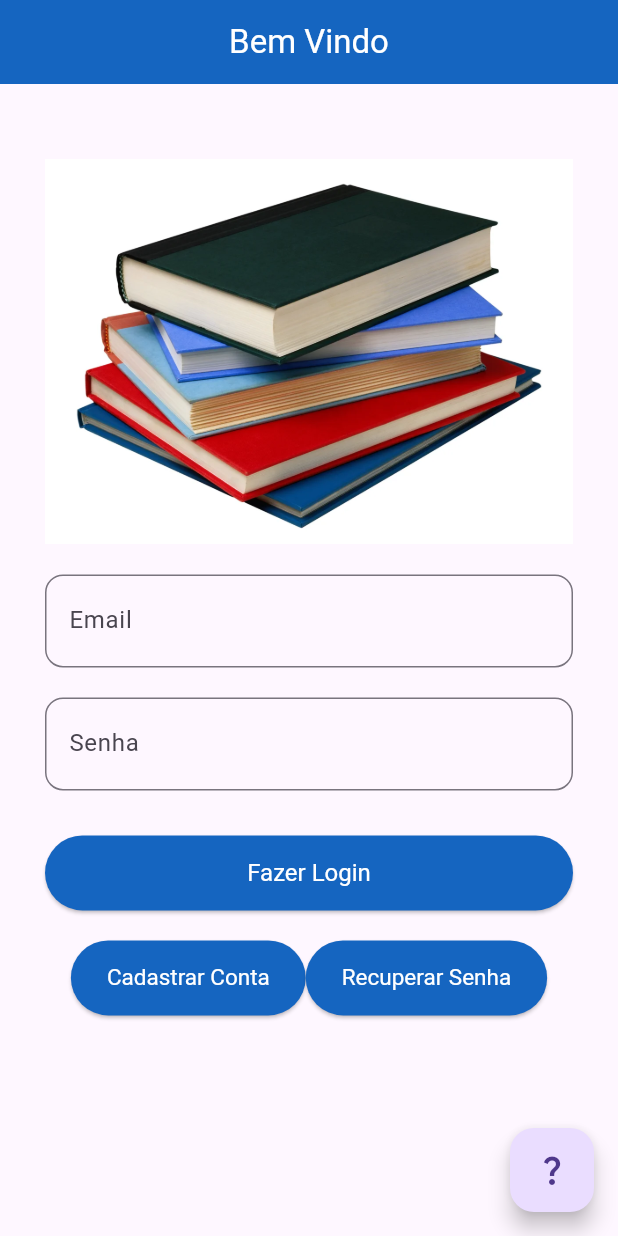
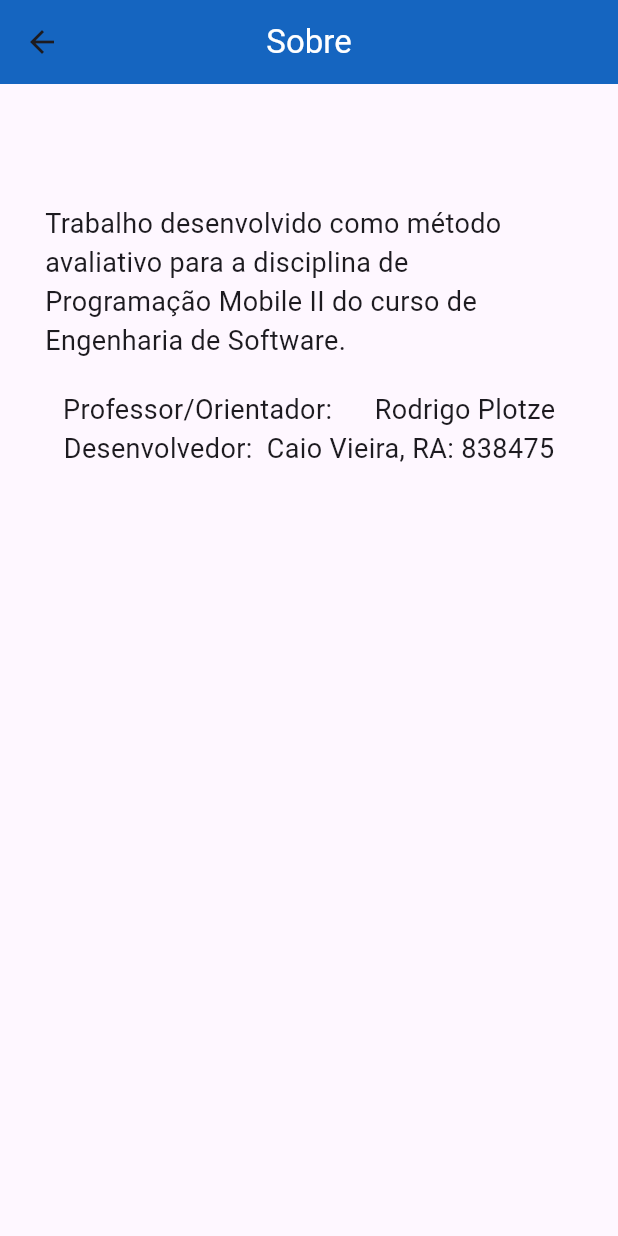
Before and after one commit to C-Vieira/AppMobileII, a Flutter app: the screen it shows after launch, after a tap on the "question mark" icon, on a phone screen of 412 x 824 dp. Run offline on Flutter 3.47's test engine with Material 3 defaults, Android fonts, the phone set to English and light mode, and no system bars; our stand-ins replace device_preview.

Commit message:
(Feature)Sobre: Adicionar estrutura inicial de UI para a tela "Sobre"
Incluir layout básico para a tela "Sobre", contendo texto explicativo e
navegação

```diff
--- a/lib/main.dart
+++ b/lib/main.dart
@@ -1,3 +1,4 @@
+import 'package:app_mobile2/view/about_view.dart';
 import 'package:app_mobile2/view/login_view.dart';
 import 'package:device_preview/device_preview.dart';
 import 'package:flutter/material.dart';
@@ -16,9 +17,14 @@ class MainApp extends StatelessWidget {
 
   @override
   Widget build(BuildContext context) {
-    return const MaterialApp(
+    return MaterialApp(
       debugShowCheckedModeBanner: false,
-      home: LoginView(),
+      // Rotas de Navegação
+      initialRoute: 'login',
+      routes: {
+        'login' : (context) => const LoginView(),
+        'about' : (context) => const AboutView(),
+      },
     );
   }
 }
--- /dev/null
+++ b/lib/view/about_view.dart
@@ -0,0 +1,30 @@
+import 'package:flutter/material.dart';
+
+class AboutView extends StatelessWidget {
+  const AboutView({super.key});
+
+  @override
+  Widget build(BuildContext context) {
+    return Scaffold(
+      appBar: AppBar(
+        title: Text("Sobre", style: TextStyle(color: Colors.white)),
+        centerTitle: true,
+        backgroundColor: Colors.blue.shade800,
+      ),
+
+      body: Padding(
+        padding: EdgeInsets.fromLTRB(30, 50, 30, 30),
+        child: Column(
+          children: [
+            SizedBox(height: 30.0,),
+
+            Text("Trabalho desenvolvido como método avaliativo para a disciplina de Programação Mobile II do curso de Engenharia de Software.", style: TextStyle(fontSize: 18.0),),
+            SizedBox(height: 20.0,),
+            Text("Professor/Orientador:      Rodrigo Plotze", style: TextStyle(fontSize: 18.0),),
+            Text("Desenvolvedor:  Caio Vieira, RA: 838475", style: TextStyle(fontSize: 18.0),),
+          ],
+        ),
+      )
+    );
+  }
+}
--- a/lib/view/login_view.dart
+++ b/lib/view/login_view.dart
@@ -1,4 +1,3 @@
-
 import 'package:flutter/material.dart';
 
 class LoginView extends StatelessWidget {
@@ -79,7 +78,7 @@ class LoginView extends StatelessWidget {
                   onPressed: () {},
                   child: Text("Cadastrar Conta"),
                 ),
-
+                SizedBox(width: 12.0,),
                 ElevatedButton(
                   style: ElevatedButton.styleFrom(
                     backgroundColor: Colors.blue.shade800,
@@ -98,8 +97,10 @@ class LoginView extends StatelessWidget {
        *  Floating Action Button
        */
       floatingActionButton: FloatingActionButton(
-        onPressed: () {},
-        child: Icon(Icons.question_mark_sharp),
+        onPressed: () {
+          Navigator.pushNamed(context, 'about');
+        },
+        child: Icon(Icons.question_mark_sharp, color: Colors.blue.shade800,),
       ),
     );
   }
```
